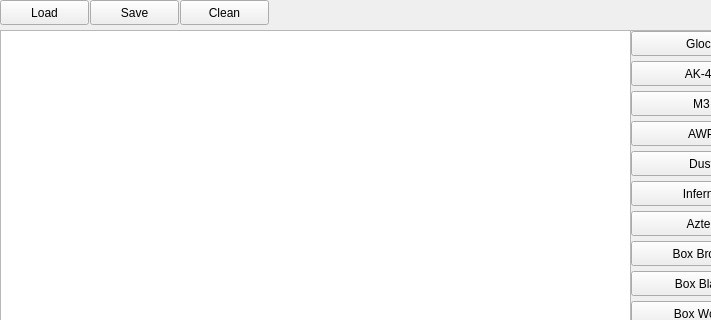
Old version of the form Editor/map_editor/editor_window.ui in the repository nazar9318/taller-tpFinal-1c2021; both pictures show x 0 to 711 and y 0 to 320 of the 855 by 612 pixel window.
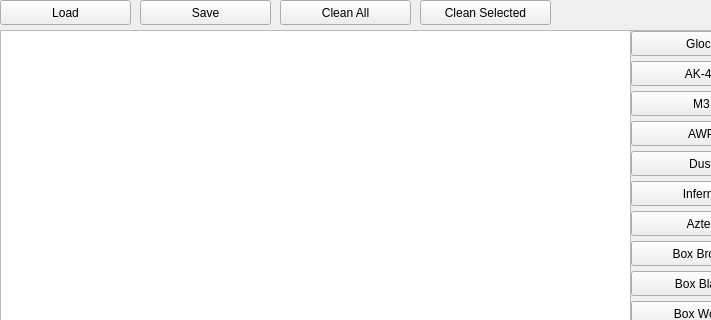
New version of the form.

Commit message: Ahora el Editor puede remover items de a uno de forma selectiva

Diff of the .ui file:
```diff
--- a/Editor/map_editor/editor_window.ui
+++ b/Editor/map_editor/editor_window.ui
@@ -19,7 +19,7 @@
      <rect>
       <x>0</x>
       <y>0</y>
-      <width>89</width>
+      <width>131</width>
       <height>25</height>
      </rect>
     </property>
@@ -30,9 +30,9 @@
    <widget class="QPushButton" name="save">
     <property name="geometry">
      <rect>
-      <x>90</x>
+      <x>140</x>
       <y>0</y>
-      <width>89</width>
+      <width>131</width>
       <height>25</height>
      </rect>
     </property>
@@ -43,14 +43,14 @@
    <widget class="QPushButton" name="clean">
     <property name="geometry">
      <rect>
-      <x>180</x>
+      <x>280</x>
       <y>0</y>
-      <width>89</width>
+      <width>131</width>
       <height>25</height>
      </rect>
     </property>
     <property name="text">
-     <string>Clean</string>
+     <string>Clean All</string>
     </property>
    </widget>
    <widget class="QScrollArea" name="scrollArea">
@@ -307,6 +307,19 @@
      </rect>
     </property>
    </widget>
+   <widget class="QPushButton" name="clean_selected">
+    <property name="geometry">
+     <rect>
+      <x>420</x>
+      <y>0</y>
+      <width>131</width>
+      <height>25</height>
+     </rect>
+    </property>
+    <property name="text">
+     <string>Clean Selected</string>
+    </property>
+   </widget>
   </widget>
   <widget class="QMenuBar" name="menubar">
    <property name="geometry">
```
Left out of the diff: 2 changed lines with no effect on the pictures. The commit also changes 2 other files.
